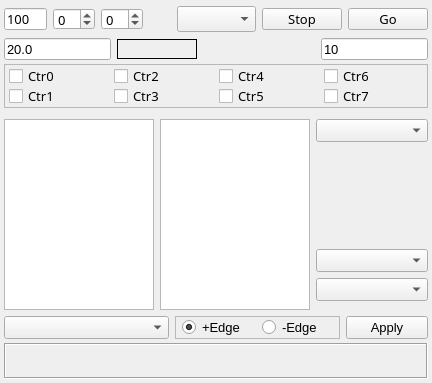
MccDv/universaltest, file ctrsubwidget.ui: the form before one commit.
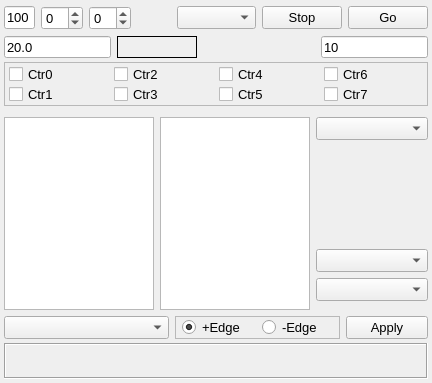
The form after the commit. The open tabs and pages were chosen to show the change. Custom widgets are drawn as their Qt base class.

Commit message: Update fonts for Mac readability. Add missing stub slots for childwindow signals.

Diff of the .ui file:
```diff
--- a/ctrsubwidget.ui
+++ b/ctrsubwidget.ui
@@ -18,7 +18,6 @@
   </property>
   <property name="font">
    <font>
-    <family>Courier 10 Pitch</family>
     <pointsize>10</pointsize>
    </font>
   </property>
@@ -82,17 +81,6 @@
           <verstretch>0</verstretch>
          </sizepolicy>
         </property>
-        <property name="maximumSize">
-         <size>
-          <width>16777215</width>
-          <height>22</height>
-         </size>
-        </property>
-        <property name="font">
-         <font>
-          <pointsize>10</pointsize>
-         </font>
-        </property>
         <property name="toolTip">
          <string>Samples per channel</string>
         </property>
@@ -103,17 +91,6 @@
       </item>
       <item>
        <widget class="QSpinBox" name="spnLowChan">
-        <property name="maximumSize">
-         <size>
-          <width>45</width>
-          <height>22</height>
-         </size>
-        </property>
-        <property name="font">
-         <font>
-          <pointsize>10</pointsize>
-         </font>
-        </property>
         <property name="toolTip">
          <string>Low channel</string>
         </property>
@@ -127,17 +104,6 @@
       </item>
       <item>
        <widget class="QSpinBox" name="spnHighChan">
-        <property name="maximumSize">
-         <size>
-          <width>45</width>
-          <height>22</height>
-         </size>
-        </property>
-        <property name="font">
-         <font>
-          <pointsize>10</pointsize>
-         </font>
-        </property>
         <property name="toolTip">
          <string>High channel</string>
         </property>
@@ -164,17 +130,6 @@
       </item>
       <item>
        <widget class="QPushButton" name="cmdStop">
-        <property name="maximumSize">
-         <size>
-          <width>16777215</width>
-          <height>22</height>
-         </size>
-        </property>
-        <property name="font">
-         <font>
-          <pointsize>10</pointsize>
-         </font>
-        </property>
         <property name="text">
          <string>Stop</string>
         </property>
@@ -182,17 +137,6 @@
       </item>
       <item>
        <widget class="QPushButton" name="cmdGo">
-        <property name="maximumSize">
-         <size>
-          <width>16777215</width>
-          <height>22</height>
-         </size>
-        </property>
-        <property name="font">
-         <font>
-          <pointsize>10</pointsize>
-         </font>
-        </property>
         <property name="text">
          <string>Go</string>
         </property>
@@ -248,12 +192,6 @@
           <height>22</height>
          </size>
         </property>
-        <property name="font">
-         <font>
-          <family>Ubuntu</family>
-          <pointsize>10</pointsize>
-         </font>
-        </property>
         <property name="toolTip">
          <string>Rate</string>
         </property>
@@ -276,17 +214,6 @@
           <height>20</height>
          </size>
         </property>
-        <property name="maximumSize">
-         <size>
-          <width>16777215</width>
-          <height>20</height>
-         </size>
-        </property>
-        <property name="font">
-         <font>
-          <pointsize>10</pointsize>
-         </font>
-        </property>
         <property name="toolTip">
          <string>Actual rate returned</string>
         </property>
@@ -325,12 +252,6 @@
           <height>22</height>
          </size>
         </property>
-        <property name="font">
-         <font>
-          <family>Ubuntu</family>
-          <pointsize>10</pointsize>
-         </font>
-        </property>
         <property name="toolTip">
          <string>Block size</string>
         </property>
@@ -350,11 +271,6 @@
        <height>50</height>
       </size>
      </property>
-     <property name="font">
-      <font>
-       <pointsize>10</pointsize>
-      </font>
-     </property>
      <property name="frameShape">
       <enum>QFrame::StyledPanel</enum>
      </property>
@@ -1399,14 +1315,7 @@
                  <number>0</number>
                 </property>
                 <item>
-                 <widget class="QComboBox" name="cmbTickSize">
-                  <property name="font">
-                   <font>
-                    <family>Ubuntu</family>
-                    <pointsize>10</pointsize>
-                   </font>
-                  </property>
-                 </widget>
+                 <widget class="QComboBox" name="cmbTickSize"/>
                 </item>
                 <item>
                  <spacer name="verticalSpacer_3">
```
Left out of the diff: 59 changed lines with no effect on the pictures. The commit also changes 32 other files.
